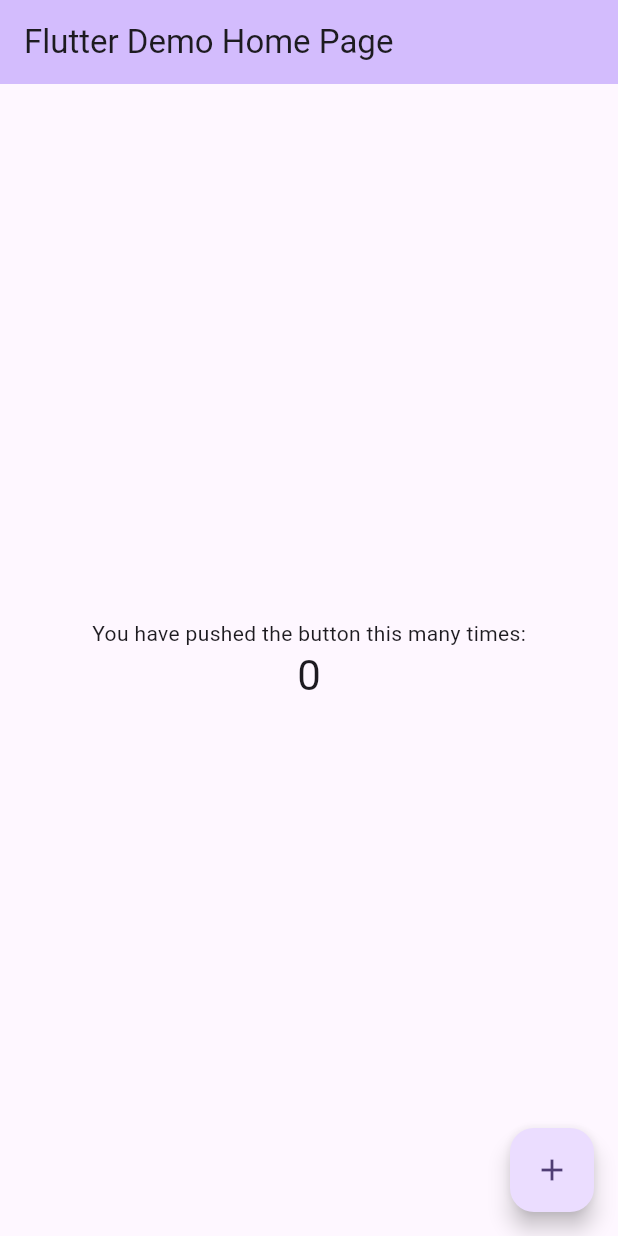
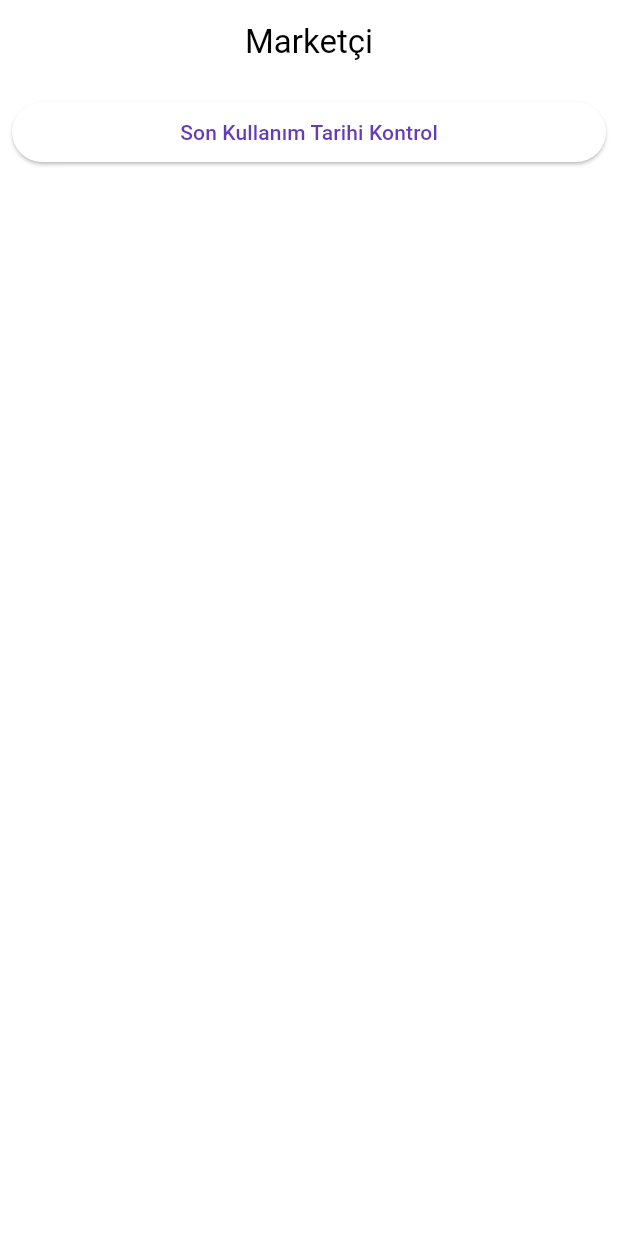
Before and after one commit to alimuratkalayci/expiry_date_checker_last, a Flutter app: the screen it shows after launch, on a phone screen of 412 x 824 dp. Run offline on Flutter 3.47's test engine with Material 3 defaults, Android fonts, the phone set to English and light mode, and no system bars.

Commit message:
home_page and epiry_date_checker_page added and main.dart updated.

```diff
--- a/lib/main.dart
+++ b/lib/main.dart
@@ -1,125 +1,22 @@
 import 'package:flutter/material.dart';
+import 'package:expiry_date_checker_last/screens/home_page.dart';
 
 void main() {
   runApp(const MyApp());
 }
 
 class MyApp extends StatelessWidget {
-  const MyApp({super.key});
+  const MyApp({Key? key}) : super(key: key);
 
-  // This widget is the root of your application.
   @override
   Widget build(BuildContext context) {
     return MaterialApp(
-      title: 'Flutter Demo',
+      title: 'Expiry Date Checker',
       theme: ThemeData(
-        // This is the theme of your application.
-        //
-        // TRY THIS: Try running your application with "flutter run". You'll see
-        // the application has a purple toolbar. Then, without quitting the app,
-        // try changing the seedColor in the colorScheme below to Colors.green
-        // and then invoke "hot reload" (save your changes or press the "hot
-        // reload" button in a Flutter-supported IDE, or press "r" if you used
-        // the command line to start the app).
-        //
-        // Notice that the counter didn't reset back to zero; the application
-        // state is not lost during the reload. To reset the state, use hot
-        // restart instead.
-        //
-        // This works for code too, not just values: Most code changes can be
-        // tested with just a hot reload.
-        colorScheme: ColorScheme.fromSeed(seedColor: Colors.deepPurple),
-        useMaterial3: true,
+        primarySwatch: Colors.deepPurple,
+        colorScheme: ColorScheme.fromSwatch(primarySwatch: Colors.deepPurple),
       ),
-      home: const MyHomePage(title: 'Flutter Demo Home Page'),
+      home: HomePage(),
     );
   }
 }
-
-class MyHomePage extends StatefulWidget {
-  const MyHomePage({super.key, required this.title});
-
-  // This widget is the home page of your application. It is stateful, meaning
-  // that it has a State object (defined below) that contains fields that affect
-  // how it looks.
-
-  // This class is the configuration for the state. It holds the values (in this
-  // case the title) provided by the parent (in this case the App widget) and
-  // used by the build method of the State. Fields in a Widget subclass are
-  // always marked "final".
-
-  final String title;
-
-  @override
-  State<MyHomePage> createState() => _MyHomePageState();
-}
-
-class _MyHomePageState extends State<MyHomePage> {
-  int _counter = 0;
-
-  void _incrementCounter() {
-    setState(() {
-      // This call to setState tells the Flutter framework that something has
-      // changed in this State, which causes it to rerun the build method below
-      // so that the display can reflect the updated values. If we changed
-      // _counter without calling setState(), then the build method would not be
-      // called again, and so nothing would appear to happen.
-      _counter++;
-    });
-  }
-
-  @override
-  Widget build(BuildContext context) {
-    // This method is rerun every time setState is called, for instance as done
-    // by the _incrementCounter method above.
-    //
-    // The Flutter framework has been optimized to make rerunning build methods
-    // fast, so that you can just rebuild anything that needs updating rather
-    // than having to individually change instances of widgets.
-    return Scaffold(
-      appBar: AppBar(
-        // TRY THIS: Try changing the color here to a specific color (to
-        // Colors.amber, perhaps?) and trigger a hot reload to see the AppBar
-        // change color while the other colors stay the same.
-        backgroundColor: Theme.of(context).colorScheme.inversePrimary,
-        // Here we take the value from the MyHomePage object that was created by
-        // the App.build method, and use it to set our appbar title.
-        title: Text(widget.title),
-      ),
-      body: Center(
-        // Center is a layout widget. It takes a single child and positions it
-        // in the middle of the parent.
-        child: Column(
-          // Column is also a layout widget. It takes a list of children and
-          // arranges them vertically. By default, it sizes itself to fit its
-          // children horizontally, and tries to be as tall as its parent.
-          //
-          // Column has various properties to control how it sizes itself and
-          // how it positions its children. Here we use mainAxisAlignment to
-          // center the children vertically; the main axis here is the vertical
-          // axis because Columns are vertical (the cross axis would be
-          // horizontal).
-          //
-          // TRY THIS: Invoke "debug painting" (choose the "Toggle Debug Paint"
-          // action in the IDE, or press "p" in the console), to see the
-          // wireframe for each widget.
-          mainAxisAlignment: MainAxisAlignment.center,
-          children: <Widget>[
-            const Text(
-              'You have pushed the button this many times:',
-            ),
-            Text(
-              '$_counter',
-              style: Theme.of(context).textTheme.headlineMedium,
-            ),
-          ],
-        ),
-      ),
-      floatingActionButton: FloatingActionButton(
-        onPressed: _incrementCounter,
-        tooltip: 'Increment',
-        child: const Icon(Icons.add),
-      ), // This trailing comma makes auto-formatting nicer for build methods.
-    );
-  }
-}
--- /dev/null
+++ b/lib/screens/expiry_date_checker_page.dart
@@ -0,0 +1,17 @@
+import 'package:flutter/material.dart';
+
+class ExpiryDateChecker extends StatefulWidget {
+  const ExpiryDateChecker({super.key});
+
+  @override
+  State<ExpiryDateChecker> createState() => _ExpiryDateCheckerState();
+}
+
+class _ExpiryDateCheckerState extends State<ExpiryDateChecker> {
+  @override
+  Widget build(BuildContext context) {
+    return Scaffold(
+      body: Text('deneme'),
+    );
+  }
+}
--- /dev/null
+++ b/lib/screens/home_page.dart
@@ -0,0 +1,38 @@
+import 'package:flutter/material.dart';
+
+import 'expiry_date_checker_page.dart';
+
+class HomePage extends StatelessWidget {
+  const HomePage({Key? key}) : super(key: key);
+
+  @override
+  Widget build(BuildContext context) {
+    return Scaffold(
+      appBar: AppBar(
+        title: Center(child: const Text('Marketçi')),
+      ),
+      body: Column(
+        children: [
+          Padding(
+            padding: const EdgeInsets.all(8.0),
+            child: Row(
+              children: [
+                Expanded(
+                  child: ElevatedButton( onPressed: () {
+                    Navigator.push(
+                      context,
+                      MaterialPageRoute(builder: (context) => ExpiryDateChecker()),
+                    );
+
+                  },
+                      child: Text('Son Kullanım Tarihi Kontrol')),
+                ),
+              ],
+            ),
+          ),
+
+        ],
+      ),
+    );
+  }
+}
```
